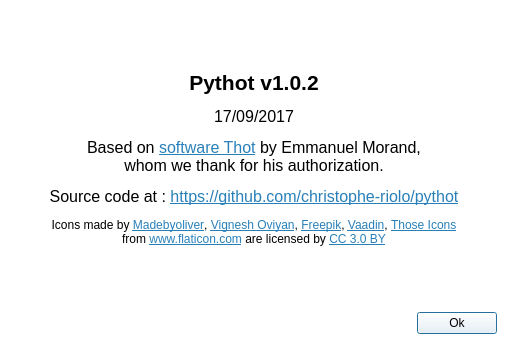
Old version of the form about.ui in the repository christophe-riolo/pythot.
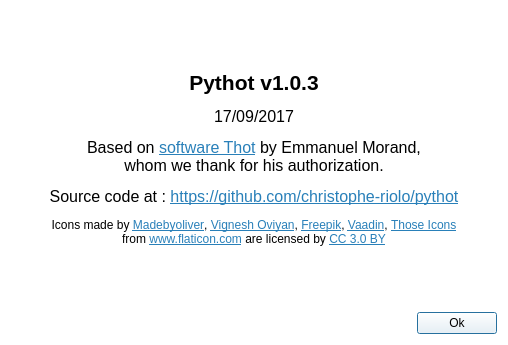
New version of the form. Icons and pictures are not drawn.

Commit message:
Checking pythot file structure before evaluating.
A bad pythot file could have had security issues, but now we check the
syntax with a regular expression.

Diff of the .ui file:
```diff
--- a/about.ui
+++ b/about.ui
@@ -33,7 +33,7 @@
       </sizepolicy>
      </property>
      <property name="text">
-      <string>&lt;html&gt;&lt;head/&gt;&lt;body&gt;&lt;p align=&quot;center&quot;&gt;&lt;span style=&quot; font-size:16pt; font-weight:600;&quot;&gt;Pythot v1.0.2&lt;/span&gt;&lt;/p&gt;&lt;p align=&quot;center&quot;&gt;&lt;span style=&quot; font-size:12pt;&quot;&gt;17/09/2017&lt;/span&gt;&lt;/p&gt;&lt;p align=&quot;center&quot;&gt;&lt;span style=&quot; font-size:12pt;&quot;&gt;Based on &lt;/span&gt;&lt;a href=&quot;http://www.emmanuelmorand.net/thot/presentation.php&quot;&gt;&lt;span style=&quot; font-size:12pt; text-decoration: underline; color:#2980b9;&quot;&gt;software Thot&lt;/span&gt;&lt;/a&gt;&lt;span style=&quot; font-size:12pt;&quot;&gt; by Emmanuel Morand,&lt;br/&gt;whom we thank for his authorization.&lt;/span&gt;&lt;/p&gt;&lt;p align=&quot;center&quot;&gt;&lt;span style=&quot; font-size:12pt;&quot;&gt;Source code at : &lt;/span&gt;&lt;a href=&quot;https://github.com/christophe-riolo/pythot&quot;&gt;&lt;span style=&quot; font-size:12pt; text-decoration: underline; color:#2980b9;&quot;&gt;https://github.com/christophe-riolo/pythot&lt;/span&gt;&lt;/a&gt;&lt;/p&gt;&lt;p align=&quot;center&quot;&gt;Icons made by &lt;a href=&quot;https://www.flaticon.com/authors/madebyoliver&quot;&gt;&lt;span style=&quot; text-decoration: underline; color:#2980b9;&quot;&gt;Madebyoliver&lt;/span&gt;&lt;/a&gt;, &lt;a href=&quot;https://www.flaticon.com/authors/vignesh-oviyan&quot;&gt;&lt;span style=&quot; text-decoration: underline; color:#2980b9;&quot;&gt;Vignesh Oviyan&lt;/span&gt;&lt;/a&gt;, &lt;a href=&quot;http://www.freepik.com&quot;&gt;&lt;span style=&quot; text-decoration: underline; color:#2980b9;&quot;&gt;Freepik&lt;/span&gt;&lt;/a&gt;, &lt;a href=&quot;https://www.flaticon.com/authors/vaadin&quot;&gt;&lt;span style=&quot; text-decoration: underline; color:#2980b9;&quot;&gt;Vaadin&lt;/span&gt;&lt;/a&gt;, &lt;a href=&quot;https://www.flaticon.com/authors/those-icons&quot;&gt;&lt;span style=&quot; text-decoration: underline; color:#2980b9;&quot;&gt;Those Icons&lt;/span&gt;&lt;/a&gt;&lt;br/&gt;from &lt;a href=&quot;https://www.flaticon.com/&quot;&gt;&lt;span style=&quot; text-decoration: underline; color:#2980b9;&quot;&gt;www.flaticon.com&lt;/span&gt;&lt;/a&gt; are licensed by &lt;a href=&quot;http://creativecommons.org/licenses/by/3.0/&quot;&gt;&lt;span style=&quot; text-decoration: underline; color:#2980b9;&quot;&gt;CC 3.0 BY&lt;/span&gt;&lt;/a&gt;&lt;/p&gt;&lt;/body&gt;&lt;/html&gt;</string>
+      <string>&lt;html&gt;&lt;head/&gt;&lt;body&gt;&lt;p align=&quot;center&quot;&gt;&lt;span style=&quot; font-size:16pt; font-weight:600;&quot;&gt;Pythot v1.0.3&lt;/span&gt;&lt;/p&gt;&lt;p align=&quot;center&quot;&gt;&lt;span style=&quot; font-size:12pt;&quot;&gt;17/09/2017&lt;/span&gt;&lt;/p&gt;&lt;p align=&quot;center&quot;&gt;&lt;span style=&quot; font-size:12pt;&quot;&gt;Based on &lt;/span&gt;&lt;a href=&quot;http://www.emmanuelmorand.net/thot/presentation.php&quot;&gt;&lt;span style=&quot; font-size:12pt; text-decoration: underline; color:#2980b9;&quot;&gt;software Thot&lt;/span&gt;&lt;/a&gt;&lt;span style=&quot; font-size:12pt;&quot;&gt; by Emmanuel Morand,&lt;br/&gt;whom we thank for his authorization.&lt;/span&gt;&lt;/p&gt;&lt;p align=&quot;center&quot;&gt;&lt;span style=&quot; font-size:12pt;&quot;&gt;Source code at : &lt;/span&gt;&lt;a href=&quot;https://github.com/christophe-riolo/pythot&quot;&gt;&lt;span style=&quot; font-size:12pt; text-decoration: underline; color:#2980b9;&quot;&gt;https://github.com/christophe-riolo/pythot&lt;/span&gt;&lt;/a&gt;&lt;/p&gt;&lt;p align=&quot;center&quot;&gt;Icons made by &lt;a href=&quot;https://www.flaticon.com/authors/madebyoliver&quot;&gt;&lt;span style=&quot; text-decoration: underline; color:#2980b9;&quot;&gt;Madebyoliver&lt;/span&gt;&lt;/a&gt;, &lt;a href=&quot;https://www.flaticon.com/authors/vignesh-oviyan&quot;&gt;&lt;span style=&quot; text-decoration: underline; color:#2980b9;&quot;&gt;Vignesh Oviyan&lt;/span&gt;&lt;/a&gt;, &lt;a href=&quot;http://www.freepik.com&quot;&gt;&lt;span style=&quot; text-decoration: underline; color:#2980b9;&quot;&gt;Freepik&lt;/span&gt;&lt;/a&gt;, &lt;a href=&quot;https://www.flaticon.com/authors/vaadin&quot;&gt;&lt;span style=&quot; text-decoration: underline; color:#2980b9;&quot;&gt;Vaadin&lt;/span&gt;&lt;/a&gt;, &lt;a href=&quot;https://www.flaticon.com/authors/those-icons&quot;&gt;&lt;span style=&quot; text-decoration: underline; color:#2980b9;&quot;&gt;Those Icons&lt;/span&gt;&lt;/a&gt;&lt;br/&gt;from &lt;a href=&quot;https://www.flaticon.com/&quot;&gt;&lt;span style=&quot; text-decoration: underline; color:#2980b9;&quot;&gt;www.flaticon.com&lt;/span&gt;&lt;/a&gt; are licensed by &lt;a href=&quot;http://creativecommons.org/licenses/by/3.0/&quot;&gt;&lt;span style=&quot; text-decoration: underline; color:#2980b9;&quot;&gt;CC 3.0 BY&lt;/span&gt;&lt;/a&gt;&lt;/p&gt;&lt;/body&gt;&lt;/html&gt;</string>
      </property>
     </widget>
    </item>
```
The commit also changes 7 other files.
